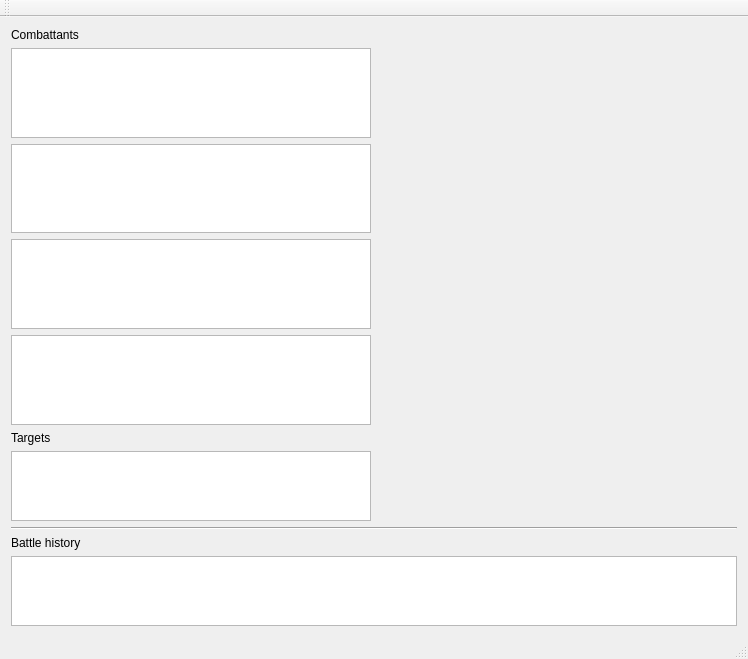
The window that CombattantModelsInModels/cMainWindow.ui (TVPDamienL/CombattantQT) describes before a commit, drawn with Qt 5.
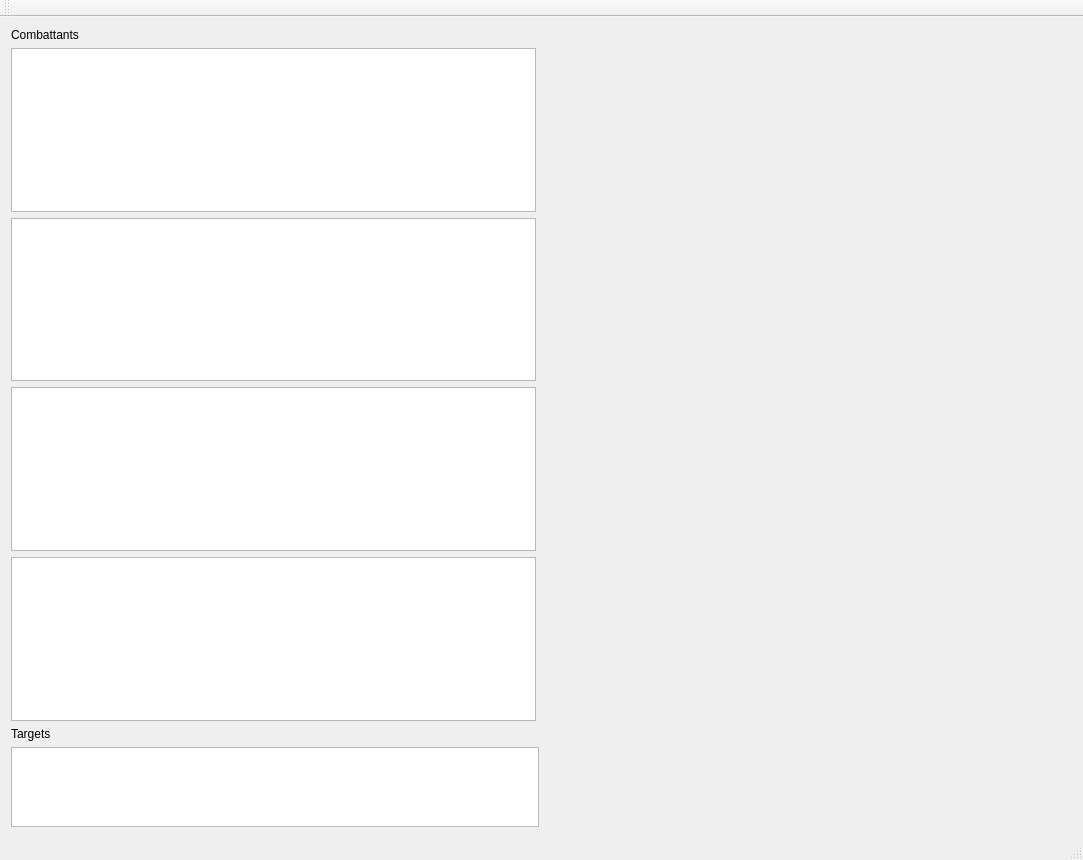
The same window after the commit. Custom widgets are drawn as their Qt base class.

```diff
--- a/CombattantModelsInModels/cMainWindow.ui
+++ b/CombattantModelsInModels/cMainWindow.ui
@@ -6,8 +6,8 @@
    <rect>
     <x>0</x>
     <y>0</y>
-    <width>748</width>
-    <height>659</height>
+    <width>1083</width>
+    <height>860</height>
    </rect>
   </property>
   <property name="windowTitle">
@@ -56,6 +56,13 @@
         </property>
        </widget>
       </item>
+      <item>
+       <layout class="QVBoxLayout" name="verticalLayout_4">
+        <item>
+         <widget class="FormView" name="formView" native="true"/>
+        </item>
+       </layout>
+      </item>
      </layout>
     </item>
     <item>
@@ -92,29 +99,6 @@
       </item>
      </layout>
     </item>
-    <item>
-     <widget class="Line" name="line">
-      <property name="orientation">
-       <enum>Qt::Horizontal</enum>
-      </property>
-     </widget>
-    </item>
-    <item>
-     <widget class="QLabel" name="label_3">
-      <property name="sizePolicy">
-       <sizepolicy hsizetype="MinimumExpanding" vsizetype="Preferred">
-        <horstretch>0</horstretch>
-        <verstretch>0</verstretch>
-       </sizepolicy>
-      </property>
-      <property name="text">
-       <string>Battle history</string>
-      </property>
-     </widget>
-    </item>
-    <item>
-     <widget class="QTextEdit" name="textEdit"/>
-    </item>
    </layout>
   </widget>
   <widget class="QMenuBar" name="menuBar">
@@ -122,7 +106,7 @@
     <rect>
      <x>0</x>
      <y>0</y>
-     <width>748</width>
+     <width>1083</width>
      <height>21</height>
     </rect>
    </property>
@@ -151,6 +135,12 @@
    <header>targetview.h</header>
    <container>1</container>
   </customwidget>
+  <customwidget>
+   <class>FormView</class>
+   <extends>QWidget</extends>
+   <header>FormView.h</header>
+   <container>1</container>
+  </customwidget>
  </customwidgets>
  <resources>
   <include location="cMainWindow.qrc"/>
```
